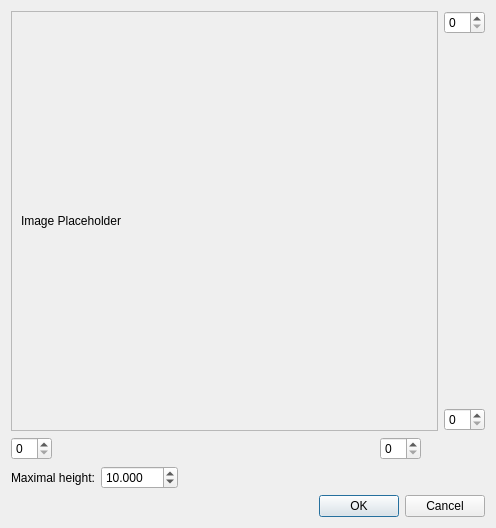
Qt form Plugin-FileHeightFieldImage/ImageDialog.ui (ShenRen/OpenFlipper) before a commit.
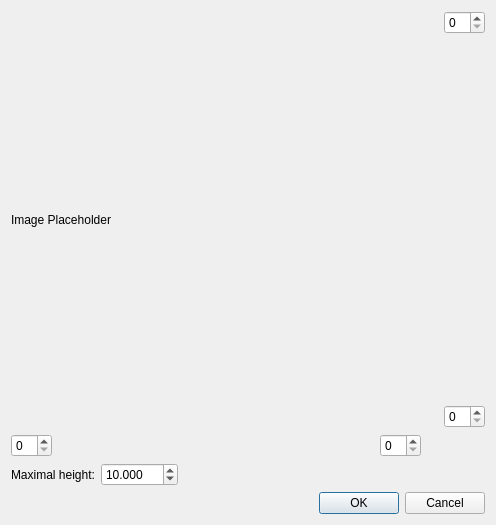
The same form after that commit. Custom widgets are drawn as their Qt base class.

Patch:
```diff
--- a/Plugin-FileHeightFieldImage/ImageDialog.ui
+++ b/Plugin-FileHeightFieldImage/ImageDialog.ui
@@ -2,6 +2,12 @@
 <ui version="4.0">
  <class>ImageDialog</class>
  <widget class="QDialog" name="ImageDialog">
+  <property name="windowModality">
+   <enum>Qt::ApplicationModal</enum>
+  </property>
+  <property name="enabled">
+   <bool>true</bool>
+  </property>
   <property name="geometry">
    <rect>
     <x>0</x>
@@ -13,22 +19,19 @@
   <property name="windowTitle">
    <string>Dialog</string>
   </property>
+  <property name="sizeGripEnabled">
+   <bool>false</bool>
+  </property>
+  <property name="modal">
+   <bool>false</bool>
+  </property>
   <layout class="QVBoxLayout" name="verticalLayout_4">
    <item>
     <layout class="QVBoxLayout" name="verticalLayout_3">
      <item>
       <layout class="QHBoxLayout" name="horizontalLayout">
        <item>
-        <widget class="QFrame" name="frame">
-         <property name="frameShape">
-          <enum>QFrame::StyledPanel</enum>
-         </property>
-         <property name="frameShadow">
-          <enum>QFrame::Raised</enum>
-         </property>
-         <layout class="QVBoxLayout" name="verticalLayout">
-          <item>
-           <widget class="QLabel" name="image">
+        <widget class="QClickableLabel" name="image">
             <property name="sizePolicy">
              <sizepolicy hsizetype="MinimumExpanding" vsizetype="Preferred">
               <horstretch>0</horstretch>
@@ -46,13 +49,10 @@
             </property>
            </widget>
           </item>
-         </layout>
-        </widget>
-       </item>
        <item>
         <layout class="QVBoxLayout" name="verticalLayout_2">
          <item>
-          <widget class="QSpinBox" name="maxY"/>
+          <widget class="QSpinBox" name="minY"/>
          </item>
          <item>
           <spacer name="verticalSpacer">
@@ -68,7 +68,7 @@
           </spacer>
          </item>
          <item>
-          <widget class="QSpinBox" name="minY"/>
+          <widget class="QSpinBox" name="maxY"/>
          </item>
         </layout>
        </item>
@@ -185,6 +185,13 @@
    </item>
   </layout>
  </widget>
+ <customwidgets>
+  <customwidget>
+   <class>QClickableLabel</class>
+   <extends>QLabel</extends>
+   <header location="global">QClickableLabel.hh</header>
+  </customwidget>
+ </customwidgets>
  <resources/>
  <connections>
   <connection>
```
Left out of the diff: 6 changed lines with no effect on the pictures. Lines whose indentation alone changed are shown as unchanged.
